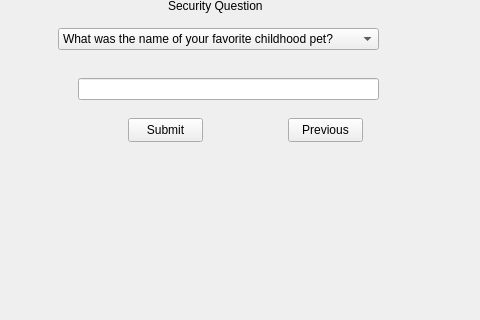
This is forms/register.ui in IVAndreev21/YRT as Qt 5 draws it before an edit; both pictures show x 452 to 932 and y 172 to 492 of the 1280 by 720 pixel window. The edited form follows.
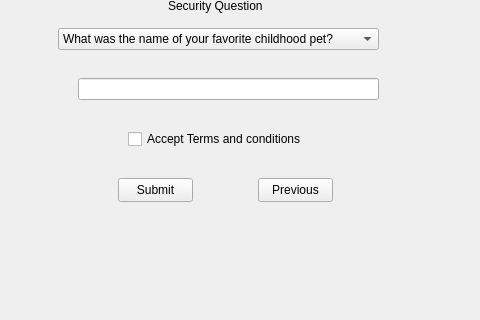
This is the edited form. The open tabs and pages were chosen to show the change.

Commit message: Extend registration page with terms and conditions

What changed in the file:
```diff
--- a/forms/register.ui
+++ b/forms/register.ui
@@ -575,8 +575,8 @@
     <widget class="QPushButton" name="submit_PB">
      <property name="geometry">
       <rect>
-       <x>580</x>
-       <y>280</y>
+       <x>570</x>
+       <y>340</y>
        <width>75</width>
        <height>24</height>
       </rect>
@@ -588,8 +588,8 @@
     <widget class="QPushButton" name="previous3_PB">
      <property name="geometry">
       <rect>
-       <x>740</x>
-       <y>280</y>
+       <x>710</x>
+       <y>340</y>
        <width>75</width>
        <height>24</height>
       </rect>
@@ -637,6 +637,19 @@
       <string>Username</string>
      </property>
     </widget>
+    <widget class="QCheckBox" name="Terns_and_conditions">
+     <property name="geometry">
+      <rect>
+       <x>580</x>
+       <y>290</y>
+       <width>181</width>
+       <height>22</height>
+      </rect>
+     </property>
+     <property name="text">
+      <string>Accept Terms and conditions</string>
+     </property>
+    </widget>
    </widget>
   </widget>
  </widget>
```
The commit also changes 9 other files.
